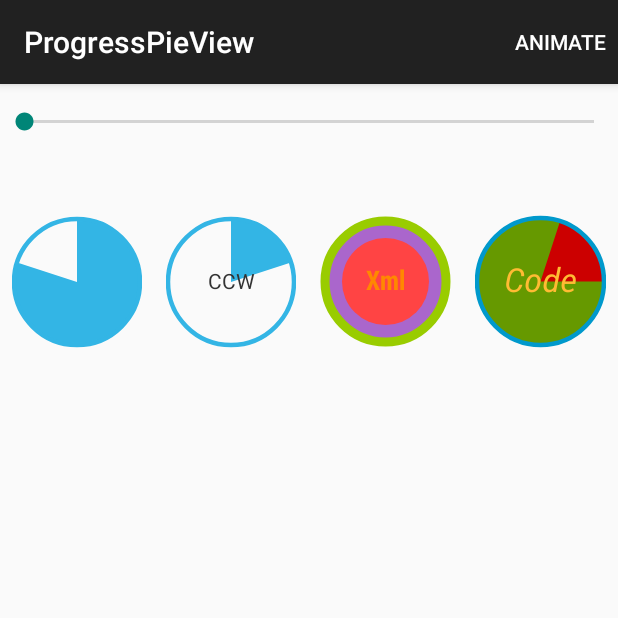
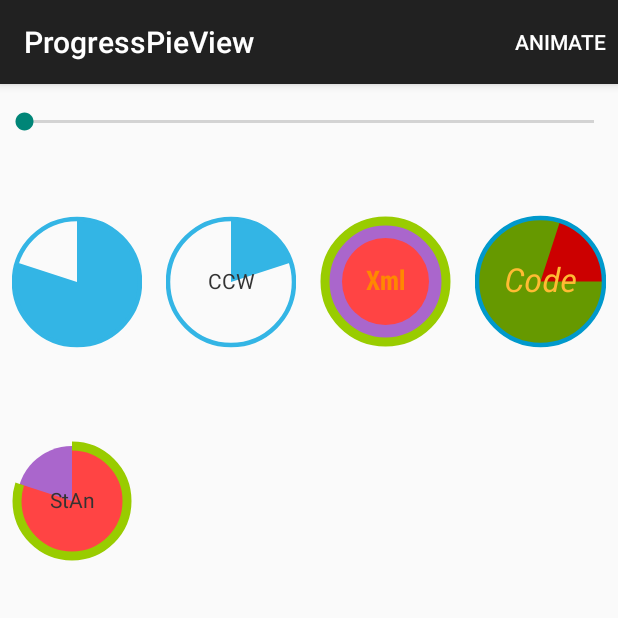
Before and after one commit to FilipPudak/ProgressPieView, an Android app: the screen it shows after launch (MainActivity), after a tap on "ANIMATE", on a phone screen of 412 x 824 dp, the top half of it. Run offline under Robolectric (Android 15) with nearby library versions, the phone set to English and light mode, and no system bars.

Commit message:
Animating Stroke Changes * Added mAnimateStroke, mStrokeRectF for animating stroke * Modified onDraw() to incorporate stroke animation

```diff
--- a/library/src/main/java/com/filippudak/ProgressPieView/ProgressPieView.java
+++ b/library/src/main/java/com/filippudak/ProgressPieView/ProgressPieView.java
@@ -18,10 +18,31 @@ import android.util.DisplayMetrics;
 import android.support.v4.util.LruCache;
 import android.view.View;
 
+/**
+ * Customization includes
+ * <ol>
+ * <li>Adding a boolean value mAnimateStroke to animate stroke or not</li>
+ * <li>If mShowStroke=false, mAnimateStroke=false</li>
+ * <li>mStrokeRectF is the main RectF responsible for drawing and animating stroke</li>
+ * <li>mStrokePaint is the main color for mStrokeRectF</li>
+ * <li>mStrokeRectF drawing is only possible for FILL_TYPE_RADIAL</li>
+ * <li>onDraw() method mStrokeRectF have same dimension as that of mInnerRectF</li>
+ * </ol>
+ * Customization lines
+ * <ol>
+ * <li>100-101</li>
+ * <li>151-153</li>
+ * <li>179-180</li>
+ * <li>206-210</li>
+ * <li>230-231</li>
+ * <li>270-271</li>
+ * </ol>
+ */
 public class ProgressPieView extends View {
 
     public interface OnProgressListener {
         public void onProgressChanged(int progress, int max);
+
         public void onProgressCompleted();
     }
 
@@ -34,7 +55,7 @@ public class ProgressPieView extends View {
      */
     public static final int FILL_TYPE_CENTER = 1;
 
-	public static final int SLOW_ANIMATION_SPEED = 50;
+    public static final int SLOW_ANIMATION_SPEED = 50;
     public static final int MEDIUM_ANIMATION_SPEED = 25;
     public static final int FAST_ANIMATION_SPEED = 1;
 
@@ -70,10 +91,14 @@ public class ProgressPieView extends View {
     private RectF mInnerRectF;
     private int mProgressFillType = FILL_TYPE_RADIAL;
 
-	private int mAnimationSpeed = MEDIUM_ANIMATION_SPEED;
+    private int mAnimationSpeed = MEDIUM_ANIMATION_SPEED;
     private AnimationHandler mAnimationHandler = new AnimationHandler();
 
     private int mViewSize;
+
+    //Customization Values
+    private RectF mStrokeRectF;
+    private boolean mAnimateStroke = false;
 
     public ProgressPieView(Context context) {
         this(context, null);
@@ -122,6 +147,11 @@ public class ProgressPieView extends View {
 
         mProgressFillType = a.getInteger(R.styleable.ProgressPieView_ppvProgressFillType, mProgressFillType);
 
+        //Customization
+        mAnimateStroke = a.getBoolean(R.styleable.ProgressPieView_ppvAnimateStroke, mAnimateStroke);
+        if (!mShowStroke)
+            mAnimateStroke = false;
+
         a.recycle();
 
         mBackgroundPaint = new Paint(Paint.ANTI_ALIAS_FLAG);
@@ -144,6 +174,12 @@ public class ProgressPieView extends View {
 
         mInnerRectF = new RectF();
         mImageRect = new Rect();
+
+        //Customization
+        if (mAnimateStroke) {
+            mStrokeRectF = new RectF();
+        }
+
     }
 
     @Override
@@ -162,10 +198,19 @@ public class ProgressPieView extends View {
         super.onDraw(canvas);
         mInnerRectF.set(0, 0, mViewSize, mViewSize);
         mInnerRectF.offset((getWidth() - mViewSize) / 2, (getHeight() - mViewSize) / 2);
+
         if (mShowStroke) {
             final int halfBorder = (int) (mStrokePaint.getStrokeWidth() / 2f + 0.5f);
             mInnerRectF.inset(halfBorder, halfBorder);
+            //Customization
+            if (mAnimateStroke) {
+                mStrokeRectF.set(0, 0, mViewSize, mViewSize);
+                mStrokeRectF.offset((getWidth() - mViewSize) / 2, (getHeight() - mViewSize) / 2);
+                mStrokeRectF.inset(halfBorder, halfBorder);
+            }
         }
+
+
         float centerX = mInnerRectF.centerX();
         float centerY = mInnerRectF.centerY();
 
@@ -181,6 +226,9 @@ public class ProgressPieView extends View {
                     sweepAngle = -sweepAngle;
                 }
                 canvas.drawArc(mInnerRectF, mStartAngle, sweepAngle, true, mProgressPaint);
+                //Customization: Drawing/animating stroke
+                if (mAnimateStroke)
+                    canvas.drawArc(mStrokeRectF, mStartAngle, sweepAngle, false, mStrokePaint);
                 break;
             case FILL_TYPE_CENTER:
                 float radius = (mViewSize / 2) * ((float) mProgress / mMax);
@@ -218,7 +266,8 @@ public class ProgressPieView extends View {
             mImage.draw(canvas);
         }
 
-        if (mShowStroke) {
+        //Customization
+        if (mShowStroke && !mAnimateStroke) {
             canvas.drawOval(mInnerRectF, mStrokePaint);
         }
 
@@ -243,17 +292,17 @@ public class ProgressPieView extends View {
         invalidate();
     }
 
-	/**
+    /**
      * Sets the animation speed used in the animateProgressFill method.
      */
-    public void setAnimationSpeed(int animationSpeed){
+    public void setAnimationSpeed(int animationSpeed) {
         this.mAnimationSpeed = animationSpeed;
     }
 
     /**
      * Returns the current animation speed used in animateProgressFill method.
      */
-    public int getAnimationSpeed(){
+    public int getAnimationSpeed() {
         return this.mAnimationSpeed;
     }
 
@@ -269,6 +318,7 @@ public class ProgressPieView extends View {
 
     /**
      * Animates a progress fill of the view, using a Handler.
+     *
      * @param animateTo - the progress value the animation should stop at (0 - MAX)
      */
     public void animateProgressFill(int animateTo) {
@@ -326,6 +376,7 @@ public class ProgressPieView extends View {
 
     /**
      * Sets the start angle the {@link #FILL_TYPE_RADIAL} uses.
+     *
      * @param startAngle start angle in degrees
      */
     public void setStartAngle(int startAngle) {
@@ -341,6 +392,7 @@ public class ProgressPieView extends View {
 
     /**
      * Sets the inverted state.
+     *
      * @param inverted draw the progress inverted or not
      */
     public void setInverted(boolean inverted) {
@@ -356,6 +408,7 @@ public class ProgressPieView extends View {
 
     /**
      * Sets the counterclockwise state.
+     *
      * @param counterclockwise draw the progress counterclockwise or not
      */
     public void setCounterclockwise(boolean counterclockwise) {
@@ -370,8 +423,9 @@ public class ProgressPieView extends View {
     }
 
     /**
-     *  Sets the color used to display the progress of the view.
-     *  @param color - color of the progress part of the view
+     * Sets the color used to display the progress of the view.
+     *
+     * @param color - color of the progress part of the view
      */
     public void setProgressColor(int color) {
         mProgressPaint.setColor(color);
@@ -379,7 +433,7 @@ public class ProgressPieView extends View {
     }
 
     /**
-     *  Gets the color used to display the background of the view.
+     * Gets the color used to display the background of the view.
      */
     public int getBackgroundColor() {
         return mBackgroundPaint.getColor();
@@ -387,6 +441,7 @@ public class ProgressPieView extends View {
 
     /**
      * Sets the color used to display the background of the view.
+     *
      * @param color - color of the background part of the view
      */
     public void setBackgroundColor(int color) {
@@ -395,7 +450,7 @@ public class ProgressPieView extends View {
     }
 
     /**
-     *  Gets the color used to display the text of the view.
+     * Gets the color used to display the text of the view.
      */
     public int getTextColor() {
         return mTextPaint.getColor();
@@ -403,6 +458,7 @@ public class ProgressPieView extends View {
 
     /**
      * Sets the color used to display the text of the view.
+     *
      * @param color - color of the text part of the view
      */
     public void setTextColor(int color) {
@@ -419,6 +475,7 @@ public class ProgressPieView extends View {
 
     /**
      * Sets the text size.
+     *
      * @param sizeSp in sp for the text
      */
     public void setTextSize(int sizeSp) {
@@ -436,6 +493,7 @@ public class ProgressPieView extends View {
 
     /**
      * Sets the text of the view.
+     *
      * @param text to be displayed in the view
      */
     public void setText(String text) {
@@ -452,7 +510,8 @@ public class ProgressPieView extends View {
 
     /**
      * Sets the text typeface.
-     *  - i.e. fonts/Roboto/Roboto-Regular.ttf
+     * - i.e. fonts/Roboto/Roboto-Regular.ttf
+     *
      * @param typeface that the text is displayed in
      */
     public void setTypeface(String typeface) {
@@ -469,6 +528,7 @@ public class ProgressPieView extends View {
 
     /**
      * Sets the show text state.
+     *
      * @param showText show or hide text
      */
     public void setShowText(boolean showText) {
@@ -477,7 +537,7 @@ public class ProgressPieView extends View {
     }
 
     /**
-     *  Get the color used to display the stroke of the view.
+     * Get the color used to display the stroke of the view.
      */
     public int getStrokeColor() {
         return mStrokePaint.getColor();
@@ -485,6 +545,7 @@ public class ProgressPieView extends View {
 
     /**
      * Sets the color used to display the stroke of the view.
+     *
      * @param color - color of the stroke part of the view
      */
     public void setStrokeColor(int color) {
@@ -501,6 +562,7 @@ public class ProgressPieView extends View {
 
     /**
      * Set the stroke width.
+     *
      * @param widthDp in dp for the pie border
      */
     public void setStrokeWidth(int widthDp) {
@@ -518,6 +580,7 @@ public class ProgressPieView extends View {
 
     /**
      * Sets the show stroke state.
+     *
      * @param showStroke show or hide stroke
      */
     public void setShowStroke(boolean showStroke) {
@@ -534,6 +597,7 @@ public class ProgressPieView extends View {
 
     /**
      * Sets the drawable of the view.
+     *
      * @param image drawable of the view
      */
     public void setImageDrawable(Drawable image) {
@@ -543,6 +607,7 @@ public class ProgressPieView extends View {
 
     /**
      * Sets the drawable of the view.
+     *
      * @param resId resource id of the view's drawable
      */
     public void setImageResource(int resId) {
@@ -561,6 +626,7 @@ public class ProgressPieView extends View {
 
     /**
      * Sets the show image state.
+     *
      * @param showImage show or hide image
      */
     public void setShowImage(boolean showImage) {
@@ -577,6 +643,7 @@ public class ProgressPieView extends View {
 
     /**
      * Sets the progress fill type.
+     *
      * @param fillType one of {@link #FILL_TYPE_CENTER}, {@link #FILL_TYPE_RADIAL}
      */
     public void setProgressFillType(int fillType) {
@@ -585,8 +652,8 @@ public class ProgressPieView extends View {
 
     /**
      * Sets the progress listner.
+     *
      * @param listener progress listener
-     *
      * @see com.filippudak.ProgressPieView.ProgressPieView.OnProgressListener
      */
     public void setOnProgressListener(OnProgressListener listener) {
--- a/library/src/main/res/values/attrs.xml
+++ b/library/src/main/res/values/attrs.xml
@@ -1,25 +1,28 @@
 <?xml version="1.0" encoding="utf-8"?>
 <resources>
     <declare-styleable name="ProgressPieView">
-        <attr name="android:text"/>
-        <attr name="android:textSize"/>
-        <attr name="android:textColor"/>
-        <attr name="ppvProgress" format="integer"/>
-        <attr name="ppvMax" format="integer"/>
-        <attr name="ppvStartAngle" format="integer"/>
-        <attr name="ppvInverted" format="boolean"/>
-        <attr name="ppvCounterclockwise" format="boolean"/>
-        <attr name="ppvStrokeWidth" format="dimension"/>
-        <attr name="ppvBackgroundColor" format="reference|color"/>
-        <attr name="ppvProgressColor" format="reference|color"/>
-        <attr name="ppvStrokeColor" format="reference|color"/>
-        <attr name="ppvShowStroke" format="boolean"/>
-        <attr name="ppvShowText" format="boolean"/>
-        <attr name="ppvTypeface" format="string"/>
-        <attr name="ppvImage" format="reference"/>
-        <attr name="ppvProgressFillType" format="enum" >
-            <enum name="radial" value="0"/>
-            <enum name="center" value="1"/>
+        <attr name="android:text" />
+        <attr name="android:textSize" />
+        <attr name="android:textColor" />
+        <attr name="ppvProgress" format="integer" />
+        <attr name="ppvMax" format="integer" />
+        <attr name="ppvStartAngle" format="integer" />
+        <attr name="ppvInverted" format="boolean" />
+        <attr name="ppvCounterclockwise" format="boolean" />
+        <attr name="ppvStrokeWidth" format="dimension" />
+        <attr name="ppvBackgroundColor" format="reference|color" />
+        <attr name="ppvProgressColor" format="reference|color" />
+        <attr name="ppvStrokeColor" format="reference|color" />
+        <attr name="ppvShowStroke" format="boolean" />
+        <attr name="ppvShowText" format="boolean" />
+        <attr name="ppvTypeface" format="string" />
+        <attr name="ppvImage" format="reference" />
+        <attr name="ppvProgressFillType" format="enum">
+            <enum name="radial" value="0" />
+            <enum name="center" value="1" />
         </attr>
+
+        <!--Animate Stroke -->
+        <attr name="ppvAnimateStroke" format="boolean" />
     </declare-styleable>
 </resources>
--- a/sample/src/main/java/com/filippudak/ProgressPieView/sample/MainActivity.java
+++ b/sample/src/main/java/com/filippudak/ProgressPieView/sample/MainActivity.java
@@ -11,6 +11,16 @@ import android.widget.SeekBar;
 
 import com.filippudak.ProgressPieView.ProgressPieView;
 
+
+/**
+ * Customization lines
+ * <ol>
+ * <li>34</li>
+ * <li>90</li>
+ * <li>102</li>
+ * <li>137-138</li>
+ * </ol>
+ */
 public class MainActivity extends ActionBarActivity {
 
     private static final int SIZE = 96;
@@ -21,6 +31,8 @@ public class MainActivity extends ActionBarActivity {
     private ProgressPieView mProgressPieViewInverted;
     private ProgressPieView mProgressPieViewXml;
     private ProgressPieView mProgressPieViewCode;
+    //Customization
+    private ProgressPieView mProgressPieViewAnimateStroke;
 
     @Override
     protected void onCreate(Bundle savedInstanceState) {
@@ -75,6 +87,10 @@ public class MainActivity extends ActionBarActivity {
         // XML version
         mProgressPieViewXml = (ProgressPieView) findViewById(R.id.progressPieViewXml);
 
+        //Customization
+        //Animate Stroke
+        mProgressPieViewAnimateStroke = (ProgressPieView) findViewById(R.id.progressPieViewStrokeAnimate);
+
         // SeekBar
         mSeekBar = (SeekBar) findViewById(R.id.seekbar);
         mSeekBar.setOnSeekBarChangeListener(new SeekBar.OnSeekBarChangeListener() {
@@ -85,6 +101,8 @@ public class MainActivity extends ActionBarActivity {
                 mProgressPieViewInverted.setProgress(i);
                 mProgressPieViewXml.setProgress(i);
                 mProgressPieViewCode.setProgress(i);
+                //Customization
+                mProgressPieViewAnimateStroke.setProgress(i);
             }
 
             @Override
@@ -116,6 +134,9 @@ public class MainActivity extends ActionBarActivity {
             mProgressPieViewXml.animateProgressFill();
             mProgressPieViewCode.setProgress(0);
             mProgressPieViewCode.animateProgressFill();
+            //Customization
+            mProgressPieViewAnimateStroke.setProgress(0);
+            mProgressPieViewAnimateStroke.animateProgressFill();
         }
         return super.onOptionsItemSelected(item);
     }
--- a/sample/src/main/res/layout/main_activity.xml
+++ b/sample/src/main/res/layout/main_activity.xml
@@ -1,7 +1,6 @@
 <?xml version="1.0" encoding="utf-8"?>
 
-<LinearLayout
-    xmlns:android="http://schemas.android.com/apk/res/android"
+<LinearLayout xmlns:android="http://schemas.android.com/apk/res/android"
     xmlns:ppv="http://schemas.android.com/apk/res-auto"
     android:orientation="vertical"
     android:layout_width="match_parent"
@@ -13,7 +12,7 @@
         android:id="@+id/seekbar"
         android:layout_width="match_parent"
         android:layout_height="wrap_content"
-        android:max="100"/>
+        android:max="100" />
 
     <LinearLayout
         android:layout_width="match_parent"
@@ -28,7 +27,7 @@
             android:layout_height="match_parent"
             android:layout_weight="1"
             android:layout_gravity="center"
-            android:id="@+id/progressPieView"/>
+            android:id="@+id/progressPieView" />
 
         <com.filippudak.ProgressPieView.ProgressPieView
             android:layout_margin="8dp"
@@ -39,7 +38,7 @@
             android:id="@+id/progressPieViewInverted"
             android:text="CCW"
             ppv:ppvInverted="true"
-            ppv:ppvCounterclockwise="true"/>
+            ppv:ppvCounterclockwise="true" />
 
         <com.filippudak.ProgressPieView.ProgressPieView
             android:layout_margin="8dp"
@@ -56,8 +55,22 @@
             ppv:ppvStrokeWidth="6dp"
             ppv:ppvStrokeColor="@color/holo_green_light"
             ppv:ppvBackgroundColor="@color/holo_purple"
-            ppv:ppvProgressColor="@color/holo_red_light"/>
+            ppv:ppvProgressColor="@color/holo_red_light" />
     </LinearLayout>
 
 
+    <!--Animate Stroke Changes-->
+    <com.filippudak.ProgressPieView.ProgressPieView
+        android:layout_margin="8dp"
+        android:layout_width="80dp"
+        android:layout_height="80dp"
+        android:id="@+id/progressPieViewStrokeAnimate"
+        ppv:ppvStrokeWidth="6dp"
+        ppv:ppvStrokeColor="@color/holo_green_light"
+        ppv:ppvProgressColor="@color/holo_red_light"
+        ppv:ppvBackgroundColor="@color/holo_purple"
+        ppv:ppvAnimateStroke="true"
+        android:text="StAn" />
+
+
 </LinearLayout>
```
